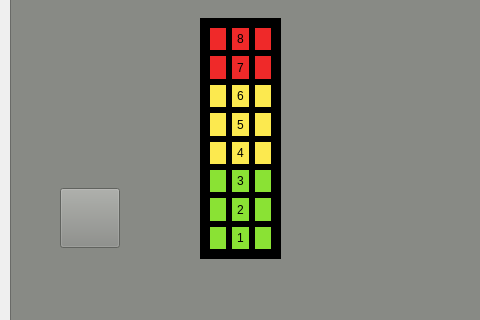
This is src/mainwindow.ui in tjpieroni/COMP3004_Project_W22 as Qt 5 draws it before an edit; both pictures show x 0 to 480 and y 212 to 532 of the 879 by 626 pixel window. The edited form follows.
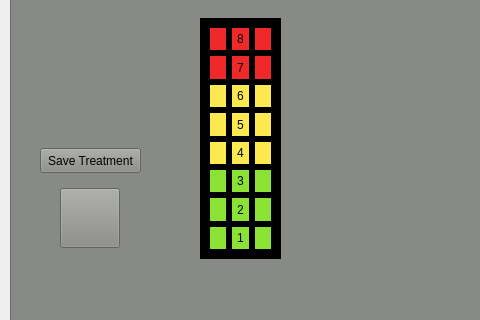
This is the edited form. Icons and pictures are not drawn.

The edit to the form file:
```diff
--- a/src/mainwindow.ui
+++ b/src/mainwindow.ui
@@ -649,6 +649,19 @@
       </property>
      </item>
     </widget>
+    <widget class="QPushButton" name="saveBtn">
+     <property name="geometry">
+      <rect>
+       <x>30</x>
+       <y>350</y>
+       <width>101</width>
+       <height>25</height>
+      </rect>
+     </property>
+     <property name="text">
+      <string>Save Treatment</string>
+     </property>
+    </widget>
    </widget>
   </widget>
   <widget class="QMenuBar" name="menubar">
```
